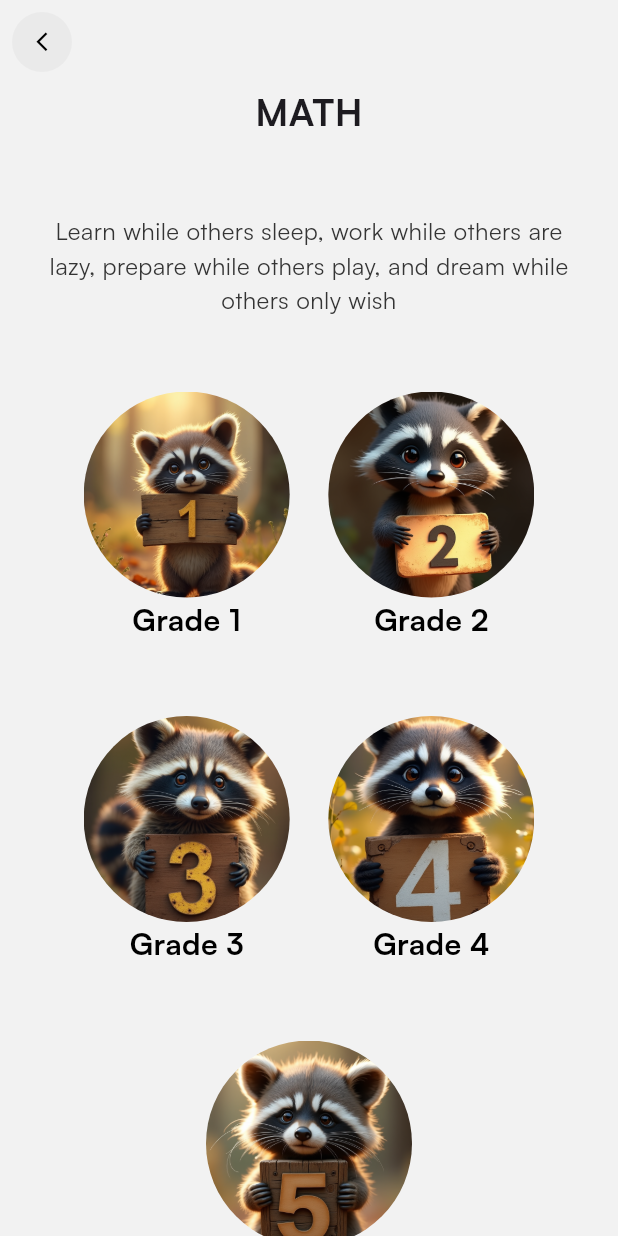
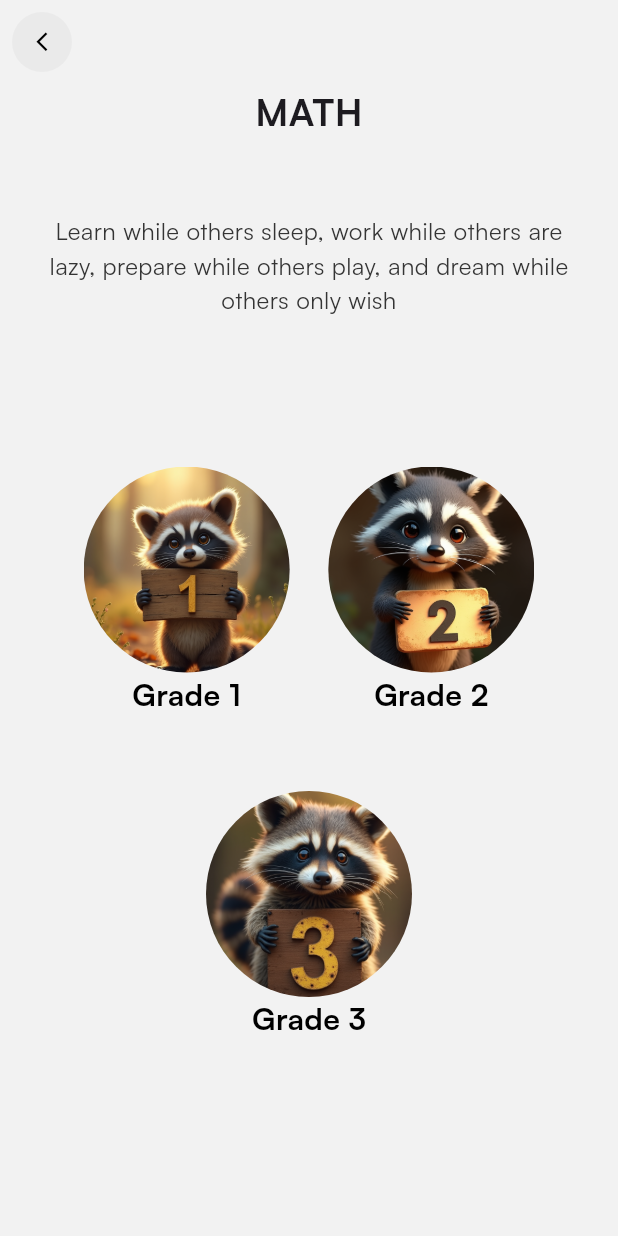
Before and after one commit to MDuuc/learning_app, a Flutter app: the ChooseGradePage screen opened directly, on a phone screen of 412 x 824 dp. Run offline on Flutter 3.47's test engine with Material 3 defaults, Android fonts, the light colour scheme and no system bars; our stand-ins replace curved_navigation_bar, flutter_svg, shared_preferences; missing offline and left inert: google_mlkit_digital_ink_recognition; accounts and stored records are empty.

Commit message:
remove grade 4 and 5

```diff
--- a/raccoon_learning/lib/presentation/home/learning/choose_grade_page.dart
+++ b/raccoon_learning/lib/presentation/home/learning/choose_grade_page.dart
@@ -33,7 +33,7 @@ class ChooseGradePage extends StatelessWidget {
                   color: AppColors.darkGrey
                 ),
               ),
-              const SizedBox(height: 50,),
+              const SizedBox(height: 100,),
               Row(
                 mainAxisAlignment: MainAxisAlignment.spaceEvenly,
                 crossAxisAlignment: CrossAxisAlignment.start,
@@ -49,29 +49,14 @@ class ChooseGradePage extends StatelessWidget {
               const SizedBox(height: 50,),
 
                 Row(
-                mainAxisAlignment: MainAxisAlignment.spaceEvenly,
+                mainAxisAlignment: MainAxisAlignment.center,
                 crossAxisAlignment: CrossAxisAlignment.start,
                 children: [
                   _menuGrade(context, AppImages.raccoon_grade_3, "Grade 3", (){
                     _showDialog(context, 'grade_3');
                   }),
-                  _menuGrade(context, AppImages.raccoon_grade_4, "Grade 4", (){
-                    _showDialog(context, 'grade_4');
-                  })
                 ],
               ),
-              const SizedBox(height: 50,),
-
-                Row(
-                mainAxisAlignment: MainAxisAlignment.spaceEvenly,
-                crossAxisAlignment: CrossAxisAlignment.start,
-                children: [
-                  _menuGrade(context, AppImages.raccoon_grade_5, "Grade 5", (){
-                    _showDialog(context, 'grade_5');
-                  }),
-                ],
-              ),
-
             ],
           ),
         ),
```
Also changed, not shown: raccoon_learning/assets/images/raccoon_grade_4.png (deleted), raccoon_learning/assets/images/raccoon_grade_5.png (deleted).
